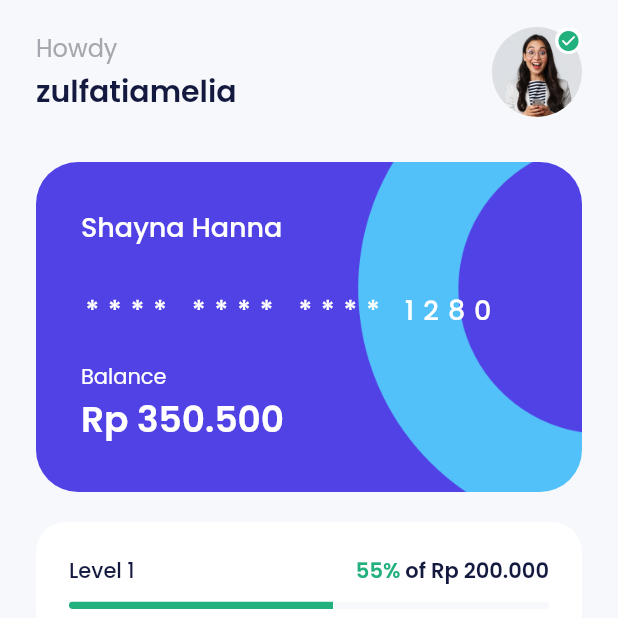
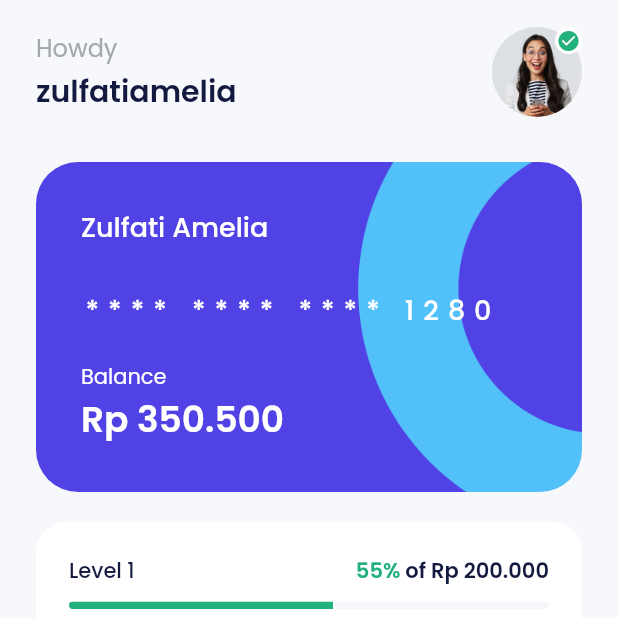
Before and after one commit to rizkysafdila/bank_sha, a Flutter app: the HomePage screen opened by its route, on a phone screen of 412 x 824 dp, the top half of it. Run offline on Flutter 3.47's test engine with Material 2 defaults, Android fonts, the phone set to English and light mode, and no system bars; our stand-ins replace carousel_slider, google_fonts.

```diff
--- a/lib/ui/pages/home_page.dart
+++ b/lib/ui/pages/home_page.dart
@@ -2,6 +2,7 @@ import 'package:bank_sha/shared/theme.dart';
 import 'package:bank_sha/ui/widgets/home_latest_transaction_item.dart';
 import 'package:bank_sha/ui/widgets/home_section_title.dart';
 import 'package:bank_sha/ui/widgets/home_service_item.dart';
+import 'package:bank_sha/ui/widgets/home_tips_item.dart';
 import 'package:bank_sha/ui/widgets/home_user_item.dart';
 import 'package:flutter/material.dart';
 
@@ -86,6 +87,7 @@ class HomePage extends StatelessWidget {
             buildServices(),
             buildLatestTransactions(),
             buildSendAgain(),
+            buildFriendlyTips(),
           ],
         ),
       ),
@@ -169,7 +171,7 @@ class HomePage extends StatelessWidget {
         crossAxisAlignment: CrossAxisAlignment.start,
         children: [
           Text(
-            'Shayna Hanna',
+            'Zulfati Amelia',
             style: whiteTextStyle.copyWith(
               fontSize: 18,
               fontWeight: medium,
@@ -379,4 +381,48 @@ class HomePage extends StatelessWidget {
       ),
     );
   }
+
+  Widget buildFriendlyTips() {
+    return Container(
+      margin: const EdgeInsets.only(
+        top: 30,
+        bottom: 50,
+      ),
+      child: Column(
+        crossAxisAlignment: CrossAxisAlignment.start,
+        children: [
+          const HomeSectionTitle(
+            title: 'Friendly Tips',
+          ),
+          const SizedBox(height: 14),
+          Wrap(
+            spacing: 18,
+            runSpacing: 18,
+            children: const [
+              HomeTipsItem(
+                imageUrl: 'assets/img_tips1.png',
+                title: 'Best tips for using a credit card',
+                url: 'https://www.google.com',
+              ),
+              HomeTipsItem(
+                imageUrl: 'assets/img_tips2.png',
+                title: 'Spot the good pie of finance model',
+                url: 'https://pub.dev',
+              ),
+              HomeTipsItem(
+                imageUrl: 'assets/img_tips3.png',
+                title: 'Great hack to get better advices',
+                url: '',
+              ),
+              HomeTipsItem(
+                imageUrl: 'assets/img_tips4.png',
+                title: 'Save more penny buy this instead',
+                url: '',
+              ),
+            ],
+          )
+        ],
+      ),
+    );
+  }
 }
--- a/pubspec.yaml
+++ b/pubspec.yaml
@@ -38,6 +38,7 @@ dependencies:
   cupertino_icons: ^1.0.2
   google_fonts: ^3.0.1
   carousel_slider: ^4.1.1
+  url_launcher: ^6.1.6
 
 dev_dependencies:
   flutter_test:
```
Also changed, not shown: lib/ui/widgets/home_tips_item.dart (added, +62 -0 lines), pubspec.lock, 7 other files.
